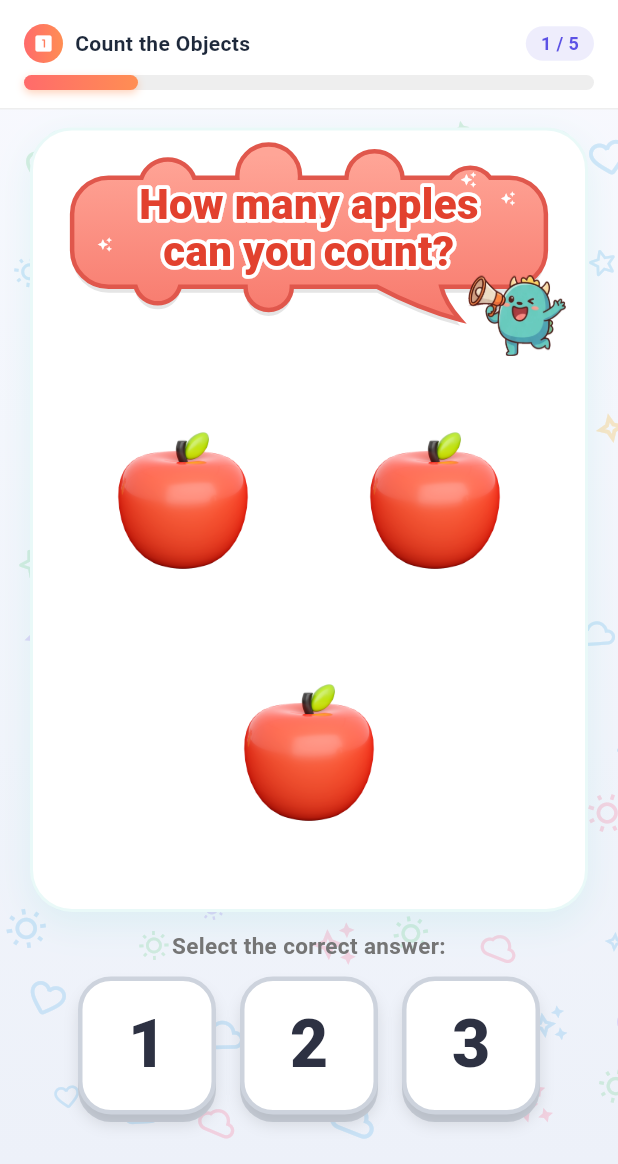
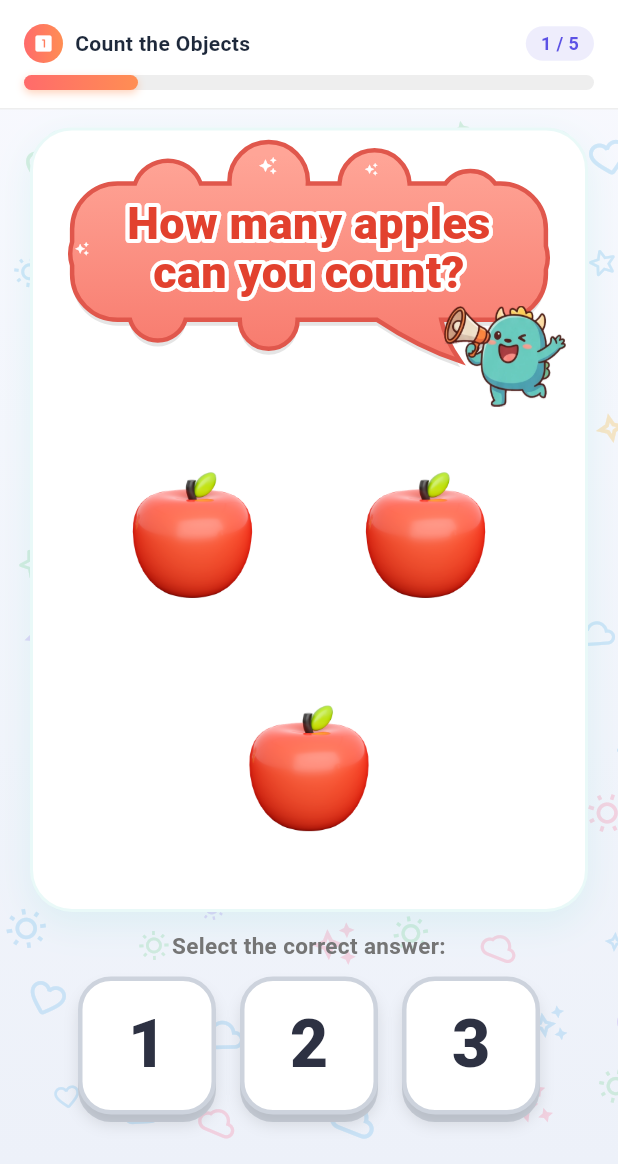
Before and after one commit to Jaijr711/etarabay-app, a Flutter app: the MatematikaScreen screen opened directly, after a tap on an icon or button, on a phone screen of 412 x 824 dp, the part 72-1236 px from its top. Run offline on Flutter 3.47's test engine with Material 3 defaults, Android fonts, the phone set to English and light mode, and no system bars; our stand-ins replace animated_text_kit, audioplayers, cached_network_image, cloud_firestore, confetti, firebase_auth and 13 more; missing offline and left inert: dart:js_interop, gal; accounts and stored records are empty; network calls fail.

Commit message:
Question cloud: room for the rim, sparkles off the words, even lines; bigger in Numbers
Co-Authored-By: Claude Opus 5.5 <noreply@anthropic.com>

```diff
--- a/lib/screens/matematika_screen.dart
+++ b/lib/screens/matematika_screen.dart
@@ -2104,7 +2104,7 @@ class _MatematikaScreenState extends State<MatematikaScreen>
   /// from the rest. The cloud is as tall as a share of its width (less when
   /// it is given less), and the words inside shrink to fit it.
   Widget _questionText(String text) => LayoutBuilder(builder: (_, box) {
-        final byWidth = box.maxWidth * 0.40;
+        final byWidth = box.maxWidth * 0.50;
         final h =
             box.maxHeight.isFinite ? min(box.maxHeight, byWidth) : byWidth;
         return SizedBox(
--- a/lib/widgets/question_cloud.dart
+++ b/lib/widgets/question_cloud.dart
@@ -30,8 +30,9 @@ class QuestionCloud extends StatelessWidget {
       final mascotH = (h * 0.40).clamp(40.0, 120.0);
       // The words stop where the mascot's head begins, so the megaphone
       // never covers the end of the question.
-      final wordsTop = cloudH * 0.16;
+      final wordsTop = cloudH * 0.17;
       final wordsBottom = min(cloudH * 0.78, h - mascotH);
+      final wordsSide = w * 0.12;
 
       return SizedBox(
         width: w,
@@ -45,25 +46,29 @@ class QuestionCloud extends StatelessWidget {
             child: CustomPaint(painter: _CloudPainter()),
           ),
           // The words, inside the cloud's body and clear of its bumps.
-          Positioned(
-            left: w * 0.11,
-            right: w * 0.11,
-            top: wordsTop,
-            height: max(0.0, wordsBottom - wordsTop),
-            child: _OutlinedQuestion(question, ink: _ink),
-          ),
-          // Sparkles on the cloud.
+          // Sparkles on the cloud — only in its margins, round the outside
+          // of the words' box: up on the top bumps, and on the left edge.
+          // They used to sit inside it, where a long question's first or
+          // top-right letters ran into them.
           for (final s in const [
-            (0.80, 0.10, 0.10),
-            (0.88, 0.22, 0.06),
-            (0.08, 0.50, 0.08),
+            (0.40, 0.01, 0.09),
+            (0.61, 0.04, 0.06),
+            (0.035, 0.42, 0.07),
           ])
             Positioned(
               left: w * s.$1,
               top: cloudH * s.$2,
               child: Icon(Icons.auto_awesome,
-                  size: max(10.0, cloudH * s.$3), color: Colors.white),
+                  size: max(9.0, min(cloudH * s.$3, wordsTop * 0.9)),
+                  color: Colors.white),
             ),
+          Positioned(
+            left: wordsSide,
+            right: wordsSide,
+            top: wordsTop,
+            height: max(0.0, wordsBottom - wordsTop),
+            child: _OutlinedQuestion(question, ink: _ink),
+          ),
           Positioned(
             right: -w * 0.01,
             bottom: 0,
@@ -90,32 +95,61 @@ class _OutlinedQuestion extends StatelessWidget {
 
   /// The largest size, up to [_base], at which the question wraps between
   /// words into [box] — measured, rather than wrapped at 40 and shrunk, which
-  /// turned a long question into a narrow column of one word per line.
-  double _fit(BuildContext context, Size box) {
+  /// turned a long question into a narrow column of one word per line — and
+  /// the width to wrap it in.
+  ///
+  /// The width is the narrowest that keeps the same number of lines, so the
+  /// lines come out about even: wrapped at full width, "Putukin ang lahat ng
+  /// lobo na may bilang na 3" left the 3 alone on a line of its own.
+  ({double size, double width}) _fit(BuildContext context, Size box) {
     final base = DefaultTextStyle.of(context).style;
     final scaler = MediaQuery.textScalerOf(context);
     for (var size = _base; size > 10; size -= 1) {
       final style = base.merge(_style(size));
-      if (widestWordWidth(text, style, textScaler: scaler) > box.width) {
-        continue;
-      }
+      // The white rim is drawn half outside the letters, so it is room the
+      // words need too — measured without it, a question that "fit" still
+      // pushed its rim onto the cloud's edge.
+      final rim = _rimWidth(size);
+      final room = Size(box.width - rim, box.height - rim);
+      final widest = widestWordWidth(text, style, textScaler: scaler);
+      if (widest > room.width) continue;
       final painter = TextPainter(
         text: TextSpan(text: text, style: style),
         textAlign: TextAlign.center,
         textDirection: TextDirection.ltr,
         textScaler: scaler,
-      )..layout(maxWidth: box.width);
-      final fits = painter.height <= box.height;
+      )..layout(maxWidth: room.width);
+      if (painter.height > room.height) {
+        painter.dispose();
+        continue;
+      }
+      final lines = painter.computeLineMetrics().length;
+      var lo = widest, hi = room.width;
+      if (lines > 1) {
+        for (var i = 0; i < 12; i++) {
+          final mid = (lo + hi) / 2;
+          painter.layout(maxWidth: mid);
+          if (painter.computeLineMetrics().length > lines) {
+            lo = mid;
+          } else {
+            hi = mid;
+          }
+        }
+      }
       painter.dispose();
-      if (fits) return size;
+      // A hair over, so rounding never tips the last word onto a new line.
+      return (size: size, width: min(room.width, hi + 1));
     }
-    return 10;
+    return (size: 10, width: box.width);
   }
+
+  static double _rimWidth(double size) => max(3.0, size * 0.18);
 
   @override
   Widget build(BuildContext context) {
     return LayoutBuilder(builder: (_, box) {
-      final size = _fit(context, box.biggest);
+      final fit = _fit(context, box.biggest);
+      final size = fit.size;
       Text layer(Paint? stroke) => Text(
             text,
             textAlign: TextAlign.center,
@@ -127,14 +161,19 @@ class _OutlinedQuestion extends StatelessWidget {
       // A white rim around bold red letters, as in the design.
       final rim = Paint()
         ..style = PaintingStyle.stroke
-        ..strokeWidth = max(3.0, size * 0.18)
+        ..strokeWidth = _rimWidth(size)
         ..strokeJoin = StrokeJoin.round
         ..color = Colors.white;
+      // Laid out in the same narrower width it was measured in, so it
+      // wraps exactly where the measuring said it would.
       return Center(
-        child: Stack(alignment: Alignment.center, children: [
-          layer(rim),
-          layer(null),
-        ]),
+        child: SizedBox(
+          width: max(0.0, fit.width),
+          child: Stack(alignment: Alignment.center, children: [
+            layer(rim),
+            layer(null),
+          ]),
+        ),
       );
     });
   }
```
Also changed, not shown: 1 other file.
